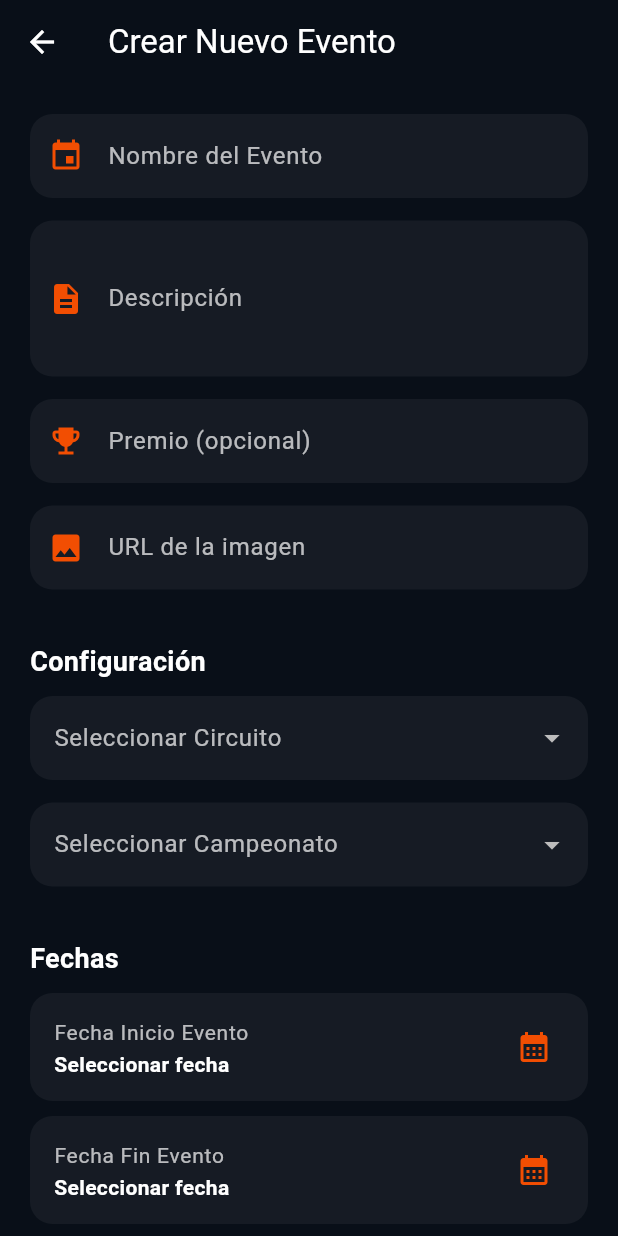
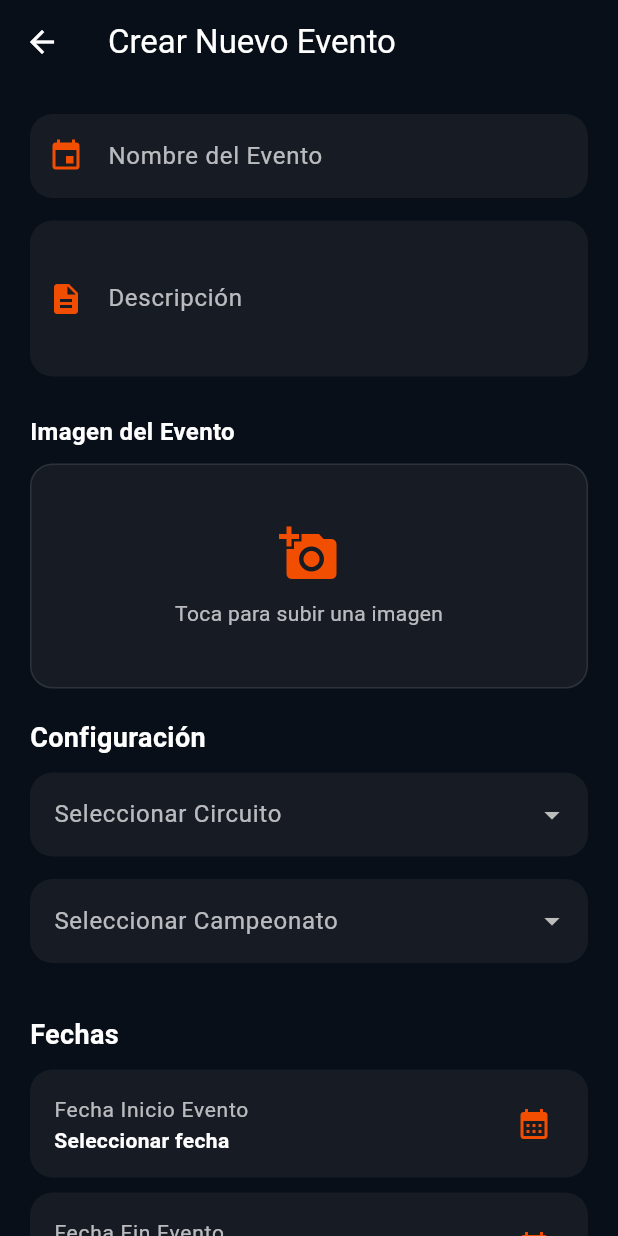
Before and after one commit to AlbaVidalEsteve/RCSync, a Flutter app: the CreateEventView screen opened by its route, on a phone screen of 412 x 824 dp. Run offline on Flutter 3.47's test engine with Material 3 defaults, Android fonts, the phone set to English and light mode, and no system bars; our stand-ins replace flutter_dotenv, flutter_map, get, image_picker, latlong2, stylish_bottom_bar and 1 more; missing offline and left inert: flutter_neat_and_clean_calendar; accounts and stored records are empty.

Commit message:
Pantalla_CrearEvento2

```diff
--- a/rcsync/lib/app/modules/create_event/views/create_event_view.dart
+++ b/rcsync/lib/app/modules/create_event/views/create_event_view.dart
@@ -1,3 +1,4 @@
+import 'dart:io';
 import 'package:flutter/material.dart';
 import 'package:get/get.dart';
 import 'package:rcsync/core/theme/rc_colors.dart';
@@ -29,14 +30,16 @@ class CreateEventView extends GetView<CreateEventController> {
               children: [
                 _buildTextField("Nombre del Evento", controller.nameController, Icons.event),
                 _buildTextField("Descripción", controller.descriptionController, Icons.description, maxLines: 3),
-                _buildTextField("Premio (opcional)", controller.prizeController, Icons.emoji_events, keyboardType: TextInputType.number),
-                _buildTextField("URL de la imagen", controller.imageUrlController, Icons.image),
+
+                const SizedBox(height: 10),
+                const Text("Imagen del Evento", style: TextStyle(color: Colors.white, fontSize: 16, fontWeight: FontWeight.bold)),
+                const SizedBox(height: 10),
+                _buildImagePicker(),
 
                 const SizedBox(height: 20),
                 const Text("Configuración", style: TextStyle(color: Colors.white, fontSize: 18, fontWeight: FontWeight.bold)),
                 const SizedBox(height: 10),
 
-                // Dropdowns for Circuits and Championships
                 _buildDropdown("Seleccionar Circuito", controller.selectedCircuitId, controller.circuits, 'id_circuit'),
                 _buildDropdown("Seleccionar Campeonato", controller.selectedChampionshipId, controller.championships, 'id_championship'),
 
@@ -69,6 +72,34 @@ class CreateEventView extends GetView<CreateEventController> {
         );
       }),
     );
+  }
+
+  Widget _buildImagePicker() {
+    return Obx(() => GestureDetector(
+      onTap: () => controller.pickImage(),
+      child: Container(
+        width: double.infinity,
+        height: 150,
+        decoration: BoxDecoration(
+          color: Colors.white.withOpacity(0.05),
+          borderRadius: BorderRadius.circular(15),
+          border: Border.all(color: Colors.white10),
+        ),
+        child: controller.selectedImage.value != null
+            ? ClipRRect(
+                borderRadius: BorderRadius.circular(15),
+                child: Image.file(File(controller.selectedImage.value!.path), fit: BoxFit.cover),
+              )
+            : const Column(
+                mainAxisAlignment: MainAxisAlignment.center,
+                children: [
+                  Icon(Icons.add_a_photo, color: RCColors.orange, size: 40),
+                  SizedBox(height: 10),
+                  Text("Toca para subir una imagen", style: TextStyle(color: Colors.white70)),
+                ],
+              ),
+      ),
+    ));
   }
 
   Widget _buildTextField(String label, TextEditingController textController, IconData icon, {int maxLines = 1, TextInputType keyboardType = TextInputType.text}) {
```
Also changed, not shown: rcsync/lib/app/modules/create_event/controllers/create_event_controller.dart (+70 -10 lines).
